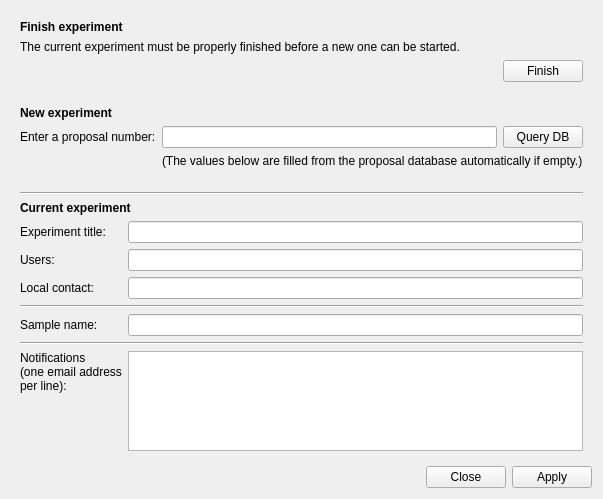
This is nicos/clients/gui/panels/setup_exp.ui in mlz-ictrl/nicos as Qt 5 draws it before an edit. The edited form follows.
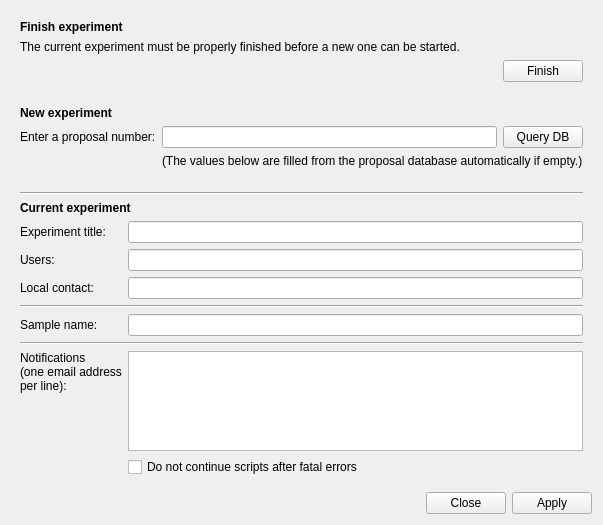
This is the edited form.

Commit message: gui: show a checkbox for session.errorbehavior in the setup GUI panel

Patch:
```diff
--- a/nicos/clients/gui/panels/setup_exp.ui
+++ b/nicos/clients/gui/panels/setup_exp.ui
@@ -6,8 +6,8 @@
    <rect>
     <x>0</x>
     <y>0</y>
-    <width>592</width>
-    <height>456</height>
+    <width>601</width>
+    <height>510</height>
    </rect>
   </property>
   <property name="windowTitle">
@@ -232,6 +232,13 @@
           </property>
          </widget>
         </item>
+        <item row="9" column="1">
+         <widget class="QCheckBox" name="errorAbortBox">
+          <property name="text">
+           <string>Do not continue scripts after fatal errors</string>
+          </property>
+         </widget>
+        </item>
        </layout>
       </item>
      </layout>
```
Left out of the diff: 14 changed lines with no effect on the pictures. The commit also changes 1 other file.
